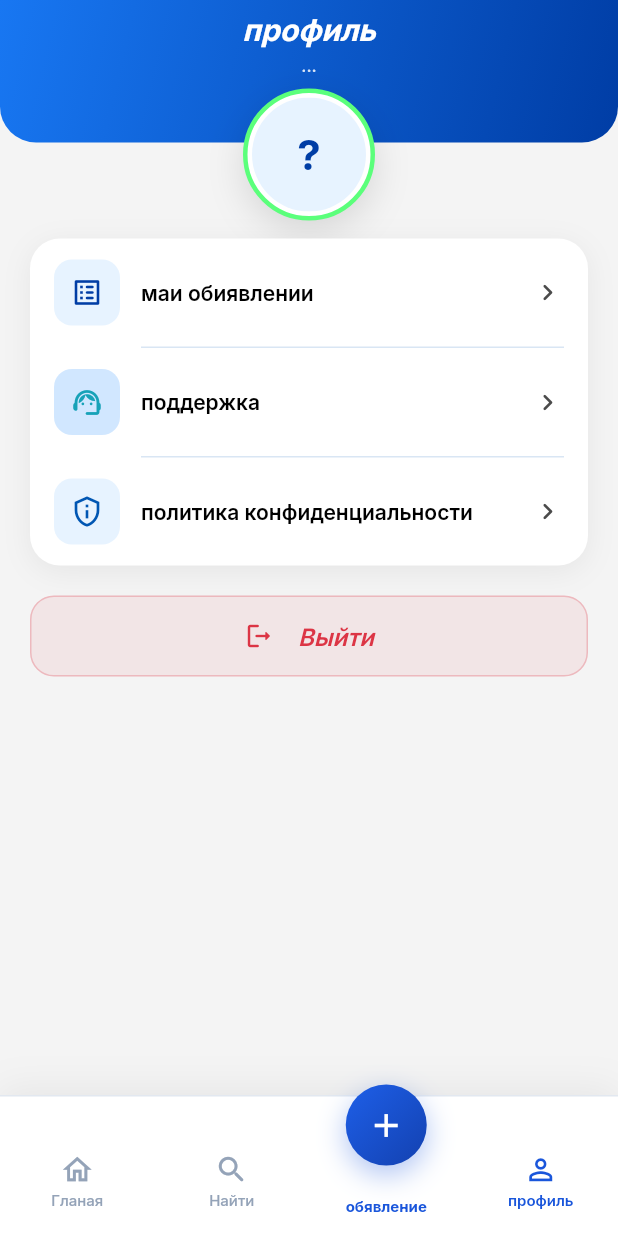
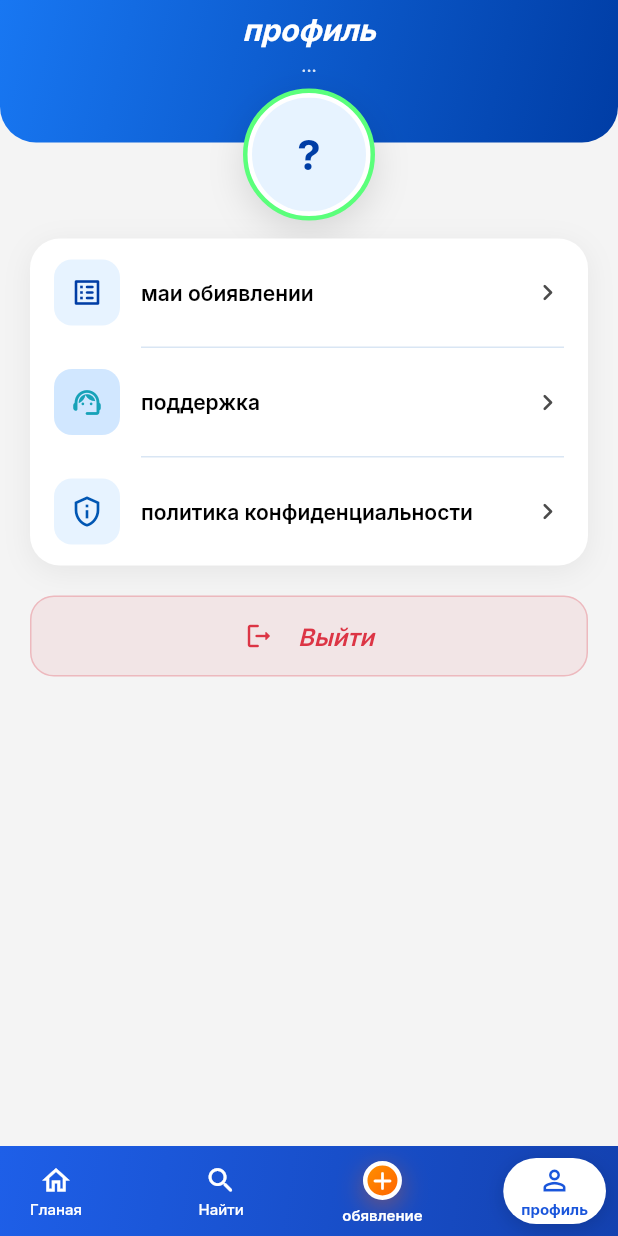
Before and after one commit to suyun46kg-boop/appekb, a Flutter app: the screen it shows after launch, item 4 of the bottom bar chosen, on a phone screen of 412 x 824 dp. Run offline on Flutter 3.47's test engine with Material 3 defaults, Android fonts, the phone set to English and light mode, and no system bars; drawn by our look-alikes of auto_size_text, flutter_animate; our stand-ins replace easy_debounce, equatable, file_picker, font_awesome_flutter, from_css_color, go_router and 10 more; missing offline and left inert: json_path, mime_type; accounts and stored records are empty; network calls fail.

Commit message:
Refine bottom nav add-button and center home search bar
Shrink and re-align the accent add button so it sits level with the
other tabs, and pin the home page header while centering the search
bar's icon and label.

Co-authored-by: Cursor <cursoragent@cursor.com>

```diff
--- a/lib/dbdd/dbdd_widget.dart
+++ b/lib/dbdd/dbdd_widget.dart
@@ -185,7 +185,7 @@ class _DbddWidgetState extends State<DbddWidget> {
       borderRadius: BorderRadius.circular(999),
       child: Container(
         height: double.infinity,
-        padding: const EdgeInsets.fromLTRB(16, 0, 6, 0),
+        padding: const EdgeInsets.symmetric(horizontal: 16),
         decoration: BoxDecoration(
           color: Colors.white,
           borderRadius: BorderRadius.circular(999),
@@ -203,12 +203,14 @@ class _DbddWidgetState extends State<DbddWidget> {
           ],
         ),
         child: Row(
+          mainAxisAlignment: MainAxisAlignment.center,
           children: [
-            const Icon(Icons.search_rounded, color: _blue, size: 20),
+            const Icon(Icons.search_rounded, color: _text3, size: 18),
             const SizedBox(width: 8),
-            Expanded(
+            Flexible(
               child: Text(
                 FFLocalizations.of(context).getText('fmw9cm8g' /* Найти */),
+                textAlign: TextAlign.center,
                 style: GoogleFonts.inter(
                   fontSize: 14,
                   color: _text3,
@@ -216,15 +218,9 @@ class _DbddWidgetState extends State<DbddWidget> {
                 overflow: TextOverflow.ellipsis,
               ),
             ),
-            Container(
-              width: 32,
-              height: 32,
-              decoration: const BoxDecoration(
-                color: _blueSoft,
-                shape: BoxShape.circle,
-              ),
-              child: const Icon(Icons.tune_rounded, color: _blue, size: 16),
-            ),
+            // Invisible spacer mirroring the icon + gap width, so the text
+            // above stays perfectly centered while the icon "follows" it.
+            const SizedBox(width: 26),
           ],
         ),
       ),
@@ -533,7 +529,8 @@ class _DbddWidgetState extends State<DbddWidget> {
                           ),
                         ),
                         Text(
-                          FFLocalizations.of(context).getText('gf7pmm28' /* р */),
+                          FFLocalizations.of(context)
+                              .getText('gf7pmm28' /* р */),
                           style: GoogleFonts.inter(
                             fontSize: 16,
                             fontWeight: FontWeight.w800,
@@ -604,24 +601,31 @@ class _DbddWidgetState extends State<DbddWidget> {
           top: false,
           left: false,
           right: false,
+          child: Column(
+            children: [
+              _header(context),
+              Expanded(
                 child: CustomScrollView(
                   slivers: [
-              SliverToBoxAdapter(child: _header(context)),
                     SliverToBoxAdapter(
                       child: Padding(
-                  padding: const EdgeInsets.fromLTRB(_pageHPad, 20, _pageHPad, 0),
+                        padding: const EdgeInsets.fromLTRB(
+                            _pageHPad, 20, _pageHPad, 0),
                         child: _bannerCarousel(context),
                       ),
                     ),
                     SliverToBoxAdapter(
                       child: Padding(
-                  padding: const EdgeInsets.fromLTRB(_pageHPad, 20, _pageHPad, 0),
-                  child: _sectionTitle(context, 'zvs9dp80' /* Категории */),
+                        padding: const EdgeInsets.fromLTRB(
+                            _pageHPad, 20, _pageHPad, 0),
+                        child:
+                            _sectionTitle(context, 'zvs9dp80' /* Категории */),
                       ),
                     ),
                     SliverToBoxAdapter(
                       child: Padding(
-                  padding: const EdgeInsets.fromLTRB(_pageHPad, 16, _pageHPad, 0),
+                        padding: const EdgeInsets.fromLTRB(
+                            _pageHPad, 16, _pageHPad, 0),
                         child: GridView.builder(
                           padding: EdgeInsets.zero,
                           shrinkWrap: true,
@@ -641,7 +645,8 @@ class _DbddWidgetState extends State<DbddWidget> {
                     ),
                     SliverToBoxAdapter(
                       child: Padding(
-                  padding: const EdgeInsets.fromLTRB(_pageHPad, 6, _pageHPad, 0),
+                        padding: const EdgeInsets.fromLTRB(
+                            _pageHPad, 6, _pageHPad, 0),
                         child: _sectionTitle(
                           context,
                           'xy92q7cu' /* Свежие объявления */,
@@ -659,20 +664,23 @@ class _DbddWidgetState extends State<DbddWidget> {
                             ),
                           ),
                         ),
-                gridDelegate: const SliverGridDelegateWithFixedCrossAxisCount(
+                        gridDelegate:
+                            const SliverGridDelegateWithFixedCrossAxisCount(
                           crossAxisCount: 2,
                           crossAxisSpacing: 12,
                           mainAxisSpacing: 12,
                           childAspectRatio: 0.72,
                         ),
                         builderDelegate: PagedChildBuilderDelegate<dynamic>(
-                  firstPageProgressIndicatorBuilder: (_) => const Padding(
+                          firstPageProgressIndicatorBuilder: (_) =>
+                              const Padding(
                             padding: EdgeInsets.all(32),
                             child: Center(
                               child: SizedBox(
                                 width: 36,
                                 height: 36,
-                        child: CircularProgressIndicator(strokeWidth: 2),
+                                child:
+                                    CircularProgressIndicator(strokeWidth: 2),
                               ),
                             ),
                           ),
@@ -681,7 +689,8 @@ class _DbddWidgetState extends State<DbddWidget> {
                             child: Text(
                               'Не удалось загрузить объявления',
                               textAlign: TextAlign.center,
-                      style: GoogleFonts.inter(color: _text2, fontSize: 14),
+                              style: GoogleFonts.inter(
+                                  color: _text2, fontSize: 14),
                             ),
                           ),
                           newPageProgressIndicatorBuilder: (_) => const Padding(
@@ -690,7 +699,8 @@ class _DbddWidgetState extends State<DbddWidget> {
                               child: SizedBox(
                                 width: 28,
                                 height: 28,
-                        child: CircularProgressIndicator(strokeWidth: 2),
+                                child:
+                                    CircularProgressIndicator(strokeWidth: 2),
                               ),
                             ),
                           ),
@@ -699,7 +709,8 @@ class _DbddWidgetState extends State<DbddWidget> {
                             child: Text(
                               'Объявлений пока нет',
                               textAlign: TextAlign.center,
-                      style: GoogleFonts.inter(color: _text2, fontSize: 14),
+                              style: GoogleFonts.inter(
+                                  color: _text2, fontSize: 14),
                             ),
                           ),
                           itemBuilder: (context, item, index) =>
@@ -713,6 +724,9 @@ class _DbddWidgetState extends State<DbddWidget> {
                   ],
                 ),
               ),
+            ],
+          ),
+        ),
       ),
     );
   }
--- a/lib/main.dart
+++ b/lib/main.dart
@@ -145,8 +145,11 @@ class _NavBarPageState extends State<NavBarPage> {
   late Widget? _currentPage;
 
   static const _navBlue = Color(0xFF1A56DB);
-  static const _navMuted = Color(0xFF94A3B8);
-  static const _navBorder = Color(0xFFE2E8F0);
+  static const _navHeaderStart = Color(0xFF1E5FE8);
+  static const _navHeaderEnd = Color(0xFF1341B0);
+  static const _navInactive = Colors.white;
+  static const _addAccentStart = Color(0xFFFF9500);
+  static const _addAccentEnd = Color(0xFFFF5F00);
 
   @override
   void initState() {
@@ -168,25 +171,51 @@ class _NavBarPageState extends State<NavBarPage> {
     required String label,
     required VoidCallback onTap,
   }) {
-    final color = active ? _navBlue : _navMuted;
-    return Expanded(
-      child: InkWell(
+    final fg = active ? _navBlue : _navInactive;
+    return InkWell(
       onTap: onTap,
-        child: Padding(
-          padding: const EdgeInsets.symmetric(vertical: 4),
+      borderRadius: BorderRadius.circular(100),
+      child: AnimatedContainer(
+        duration: const Duration(milliseconds: 200),
+        curve: Curves.easeInOut,
+        padding: const EdgeInsets.symmetric(horizontal: 12, vertical: 4),
+        decoration: BoxDecoration(
+          color: active ? Colors.white : Colors.transparent,
+          borderRadius: BorderRadius.circular(100),
+          boxShadow: active
+              ? [
+                  BoxShadow(
+                    color: Colors.black.withValues(alpha: 0.15),
+                    blurRadius: 10,
+                    offset: const Offset(0, 3),
+                  ),
+                ]
+              : null,
+        ),
+        child: AnimatedDefaultTextStyle(
+          duration: const Duration(milliseconds: 200),
+          curve: Curves.easeInOut,
+          style: GoogleFonts.inter(
+            fontSize: 10,
+            fontWeight: active ? FontWeight.w700 : FontWeight.w500,
+            color: fg,
+          ),
           child: Column(
             mainAxisSize: MainAxisSize.min,
             children: [
-              Icon(icon, size: 23, color: color),
-              const SizedBox(height: 3),
-              Text(
-                label,
-                overflow: TextOverflow.ellipsis,
-                style: GoogleFonts.inter(
-                  fontSize: 10,
-                  fontWeight: active ? FontWeight.w600 : FontWeight.w500,
-                  color: color,
+              AnimatedSwitcher(
+                duration: const Duration(milliseconds: 200),
+                child: Icon(
+                  icon,
+                  key: ValueKey(active),
+                  size: 22,
+                  color: fg,
                 ),
+              ),
+              const SizedBox(height: 2),
+              FittedBox(
+                fit: BoxFit.scaleDown,
+                child: Text(label, maxLines: 1, softWrap: false),
               ),
             ],
           ),
@@ -195,52 +224,62 @@ class _NavBarPageState extends State<NavBarPage> {
     );
   }
 
-  Widget _navPostButton({
+  Widget _addNavItem({
+    required bool active,
     required String label,
     required VoidCallback onTap,
   }) {
-    return Expanded(
-      child: InkWell(
+    const size = 26.0;
+    return InkWell(
       onTap: onTap,
-        borderRadius: BorderRadius.circular(999),
+      borderRadius: BorderRadius.circular(100),
       child: Column(
         mainAxisSize: MainAxisSize.min,
         children: [
-            Transform.translate(
-              offset: const Offset(0, -18),
-              child: Container(
-                width: 54,
-                height: 54,
-                decoration: BoxDecoration(
-                  gradient: const LinearGradient(
+          AnimatedContainer(
+            duration: const Duration(milliseconds: 200),
+            curve: Curves.easeInOut,
+            width: size,
+            height: size,
+            decoration: const BoxDecoration(
+              shape: BoxShape.circle,
+              gradient: LinearGradient(
                 begin: Alignment.topLeft,
                 end: Alignment.bottomRight,
-                    colors: [Color(0xFF1E5FE8), Color(0xFF1341B0)],
+                colors: [_addAccentStart, _addAccentEnd],
               ),
-                  shape: BoxShape.circle,
+              border: Border.fromBorderSide(
+                BorderSide(color: Colors.white, width: 3),
+              ),
               boxShadow: [
                 BoxShadow(
-                      color: _navBlue.withValues(alpha: 0.35),
-                      blurRadius: 16,
-                      offset: const Offset(0, 6),
+                  color: Color(0x66FF5F00),
+                  blurRadius: 14,
+                  offset: Offset(0, 5),
                 ),
               ],
             ),
-                child: const Icon(Icons.add, color: Colors.white, size: 26),
+            child: const Icon(
+              Icons.add_rounded,
+              color: Colors.white,
+              size: 20,
             ),
           ),
-            const SizedBox(height: 3),
-            Text(
+          const SizedBox(height: 4),
+          FittedBox(
+            fit: BoxFit.scaleDown,
+            child: Text(
               label,
-              overflow: TextOverflow.ellipsis,
+              maxLines: 1,
+              softWrap: false,
               style: GoogleFonts.inter(
                 fontSize: 10,
-                fontWeight: FontWeight.w700,
-                color: _navBlue,
+                fontWeight: active ? FontWeight.w700 : FontWeight.w600,
+                color: Colors.white,
+              ),
             ),
           ),
         ],
-        ),
       ),
     );
   }
@@ -250,42 +289,49 @@ class _NavBarPageState extends State<NavBarPage> {
     final bottomPad = MediaQuery.paddingOf(context).bottom;
 
     return Container(
+      padding: EdgeInsets.fromLTRB(8, 8, 8, 8 + bottomPad),
       decoration: const BoxDecoration(
-        color: Colors.white,
-        border: Border(top: BorderSide(color: _navBorder)),
-        boxShadow: [
-          BoxShadow(
-            color: Color(0x0F000000),
-            blurRadius: 20,
-            offset: Offset(0, -4),
+        gradient: LinearGradient(
+          begin: Alignment.topLeft,
+          end: Alignment.bottomRight,
+          colors: [_navHeaderStart, _navHeaderEnd],
         ),
-        ],
       ),
-      padding: EdgeInsets.fromLTRB(0, 10, 0, 14 + bottomPad),
       child: Row(
+        mainAxisAlignment: MainAxisAlignment.spaceBetween,
         crossAxisAlignment: CrossAxisAlignment.end,
         children: [
-          _navItem(
+          Flexible(
+            child: _navItem(
               active: currentIndex == 0,
               icon: Icons.home_outlined,
               label: FFLocalizations.of(context).getText('528yx56i' /* Гланая */),
               onTap: () => _switchTab(0, tabKeys),
             ),
-          _navItem(
+          ),
+          Flexible(
+            child: _navItem(
               active: currentIndex == 1,
               icon: Icons.search_rounded,
               label: FFLocalizations.of(context).getText('6pwnu7xf' /* Найти */),
               onTap: () => _switchTab(1, tabKeys),
             ),
-          _navPostButton(
-            label: FFLocalizations.of(context).getText('c5j5d6pi' /* обявление */),
+          ),
+          Flexible(
+            child: _addNavItem(
+              active: currentIndex == 2,
+              label:
+                  FFLocalizations.of(context).getText('c5j5d6pi' /* обявление */),
               onTap: () => _switchTab(2, tabKeys),
             ),
-          _navItem(
+          ),
+          Flexible(
+            child: _navItem(
               active: currentIndex == 3,
               icon: Icons.person_outline,
               label: FFLocalizations.of(context).getText('wg3pzmio' /* профиль */),
               onTap: () => _switchTab(3, tabKeys),
+            ),
           ),
         ],
       ),
```
Lines whose indentation alone changed are shown as unchanged.
